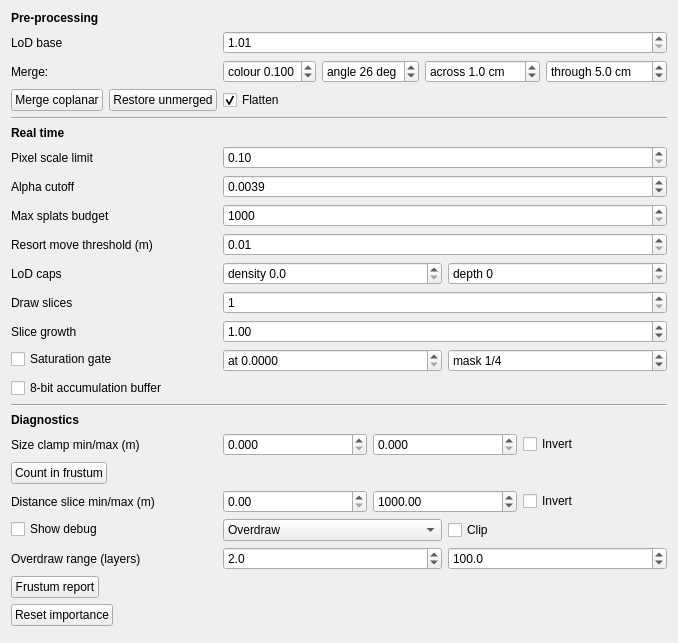
The window that gui_client/GaussianSplatSettingsWidget.ui (russiaman/substrata_robo) describes before a commit, drawn with Qt 5.
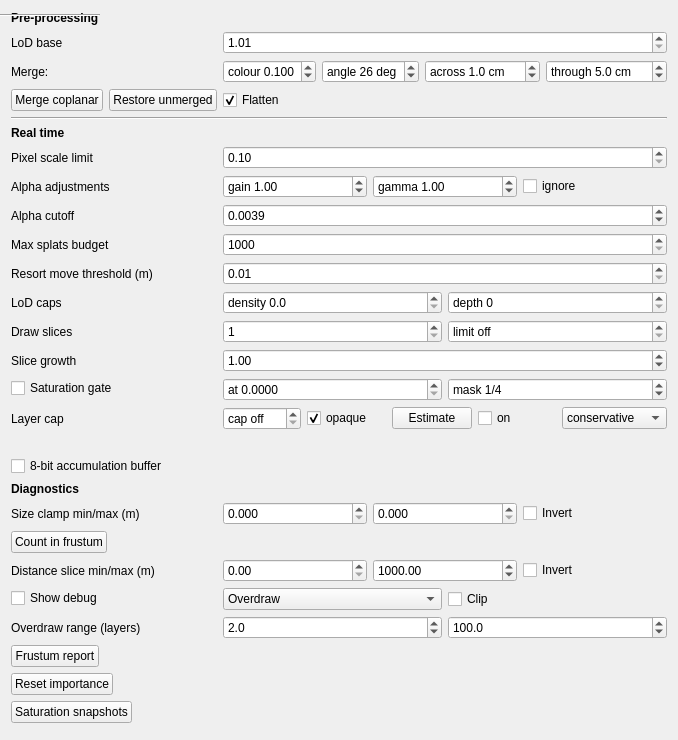
The same window after the commit.

Commit message: gaussian splats panel: alpha adjustments, and the depth diagnostics

The edit to the form file:
```diff
--- a/gui_client/GaussianSplatSettingsWidget.ui
+++ b/gui_client/GaussianSplatSettingsWidget.ui
@@ -322,6 +322,94 @@
     </widget>
    </item>
    <item row="7" column="0">
+    <widget class="QLabel" name="alphaAdjustLabel">
+     <property name="text">
+      <string>Alpha adjustments</string>
+     </property>
+     <property name="toolTip">
+      <string>Rescales every splat's own opacity before anything else looks at it: alpha' = gain * alpha^gamma, clamped to 1. Applied at the earliest point that can still be live - in the vertex shader, before the quad is sized - so it moves the drawn area as well as the pixel's colour, and everything downstream (the saturation gate, the overdraw views, the frustum report) sees the adjusted value. Both at 1 is the cloud as captured. Note it does not reach the LoD tree, which was built from the stored alpha; rebuild the tree to fold a setting in permanently.</string>
+     </property>
+    </widget>
+   </item>
+   <item row="7" column="1">
+    <widget class="QWidget" name="alphaAdjustWidget" native="true">
+     <layout class="QHBoxLayout" name="alphaAdjustHorizontalLayout">
+      <property name="leftMargin">
+       <number>0</number>
+      </property>
+      <property name="topMargin">
+       <number>0</number>
+      </property>
+      <property name="rightMargin">
+       <number>0</number>
+      </property>
+      <property name="bottomMargin">
+       <number>0</number>
+      </property>
+      <item>
+       <widget class="QDoubleSpinBox" name="alphaGainDoubleSpinBox">
+        <property name="toolTip">
+         <string>Multiplies every splat's opacity, after the gamma below. Above 1 makes the cloud denser - fewer layers are needed to cover a pixel, so the saturation gate finishes pixels sooner, but quads also grow, since a splat is drawn out to where its alpha decays to the alpha cutoff. Below 1 thins it out. 1 = as captured.</string>
+        </property>
+        <property name="prefix">
+         <string>gain </string>
+        </property>
+        <property name="decimals">
+         <number>2</number>
+        </property>
+        <property name="minimum">
+         <double>0.010000000000000</double>
+        </property>
+        <property name="maximum">
+         <double>20.000000000000000</double>
+        </property>
+        <property name="singleStep">
+         <double>0.100000000000000</double>
+        </property>
+        <property name="value">
+         <double>1.000000000000000</double>
+        </property>
+       </widget>
+      </item>
+      <item>
+       <widget class="QDoubleSpinBox" name="alphaGammaDoubleSpinBox">
+        <property name="toolTip">
+         <string>Exponent applied to opacity before the gain: alpha^gamma. Below 1 lifts the faint splats towards the opaque ones (the low-opacity bulk the fill sits in); above 1 pushes them down and leaves only what was already solid. This is the knob that changes the shape of the opacity distribution rather than just its scale - see the "Fill by opacity" histogram in the frustum report. 1 = as captured.</string>
+        </property>
+        <property name="prefix">
+         <string>gamma </string>
+        </property>
+        <property name="decimals">
+         <number>2</number>
+        </property>
+        <property name="minimum">
+         <double>0.050000000000000</double>
+        </property>
+        <property name="maximum">
+         <double>10.000000000000000</double>
+        </property>
+        <property name="singleStep">
+         <double>0.100000000000000</double>
+        </property>
+        <property name="value">
+         <double>1.000000000000000</double>
+        </property>
+       </widget>
+      </item>
+      <item>
+       <widget class="QCheckBox" name="alphaAdjustIgnoreCheckBox">
+        <property name="text">
+         <string>ignore</string>
+        </property>
+        <property name="toolTip">
+         <string>Sends gain and gamma as 1 and 1 without touching what the boxes say, so a setting can be switched in and out against the same camera. Not remembered between sessions: it is a comparison, not a preference.</string>
+        </property>
+       </widget>
+      </item>
+     </layout>
+    </widget>
+   </item>
+   <item row="8" column="0">
     <widget class="QLabel" name="alphaCutoffLabel">
      <property name="text">
       <string>Alpha cutoff</string>
@@ -331,7 +419,7 @@
      </property>
     </widget>
    </item>
-   <item row="7" column="1">
+   <item row="8" column="1">
     <widget class="QDoubleSpinBox" name="alphaCutoffDoubleSpinBox">
      <property name="toolTip">
       <string>Per-splat quad radius is cut to exactly where its alpha decays to this value, instead of a fixed 3-sigma bound - lossless at the default (1/255 = 0.0039, matches the fragment shader's own discard), trims low-opacity splats' quads further above that (less overdraw, at the cost of their faintest edge). Applies live.</string>
@@ -353,7 +441,7 @@
      </property>
     </widget>
    </item>
-   <item row="8" column="0">
+   <item row="9" column="0">
     <widget class="QLabel" name="maxSplatsBudgetLabel">
      <property name="text">
       <string>Max splats budget</string>
@@ -363,7 +451,7 @@
      </property>
     </widget>
    </item>
-   <item row="8" column="1">
+   <item row="9" column="1">
     <widget class="QSpinBox" name="maxSplatsBudgetSpinBox">
      <property name="toolTip">
       <string>Per-cloud cap on how many LoD tree nodes one traversal may select. If a cloud's diagnostics show "!WARNING! budget cap", this is limiting detail on that cloud even though pixel_scale_limit hasn't converged. Applies live, on the next camera movement.</string>
@@ -379,7 +467,7 @@
      </property>
     </widget>
    </item>
-   <item row="9" column="0">
+   <item row="10" column="0">
     <widget class="QLabel" name="resortMoveThresholdLabel">
      <property name="text">
       <string>Resort move threshold (m)</string>
@@ -389,7 +477,7 @@
      </property>
     </widget>
    </item>
-   <item row="9" column="1">
+   <item row="10" column="1">
     <widget class="QDoubleSpinBox" name="resortMoveThresholdDoubleSpinBox">
      <property name="toolTip">
       <string>How far the camera has to move (scaled by distance to the cloud) before a cloud's LoD frontier is re-traversed. Lower = frontier updates more often, at more CPU cost. Applies live, on the next camera movement.</string>
@@ -408,7 +496,7 @@
      </property>
     </widget>
    </item>
-   <item row="10" column="0">
+   <item row="11" column="0">
     <widget class="QLabel" name="lodCapsLabel">
      <property name="text">
       <string>LoD caps</string>
@@ -418,7 +506,7 @@
      </property>
     </widget>
    </item>
-   <item row="10" column="1">
+   <item row="11" column="1">
     <widget class="QWidget" name="lodCapsWidget" native="true">
      <layout class="QHBoxLayout" name="lodCapsHorizontalLayout">
       <property name="leftMargin">
@@ -474,7 +562,7 @@
      </layout>
     </widget>
    </item>
-   <item row="11" column="0">
+   <item row="12" column="0">
     <widget class="QLabel" name="numDrawSlicesLabel">
      <property name="text">
       <string>Draw slices</string>
@@ -484,20 +572,57 @@
      </property>
     </widget>
    </item>
-   <item row="11" column="1">
-    <widget class="QSpinBox" name="numDrawSlicesSpinBox">
-     <property name="toolTip">
-      <string>How many consecutive sub-ranges each cloud's depth-sorted splats are drawn in, nearest first. 1 = one draw per cloud. On its own this must not change the image at all: the ranges are drawn back to back in the same order, so any value should look identical. It exists so a front-to-back saturation test has somewhere to run between draws. Applies live, immediately.</string>
-     </property>
-     <property name="minimum">
-      <number>1</number>
-     </property>
-     <property name="maximum">
-      <number>1024</number>
-     </property>
+   <item row="12" column="1">
+    <widget class="QWidget" name="drawSlicesWidget" native="true">
+     <layout class="QHBoxLayout" name="drawSlicesHorizontalLayout">
+      <property name="leftMargin">
+       <number>0</number>
+      </property>
+      <property name="topMargin">
+       <number>0</number>
+      </property>
+      <property name="rightMargin">
+       <number>0</number>
+      </property>
+      <property name="bottomMargin">
+       <number>0</number>
+      </property>
+      <item>
+       <widget class="QSpinBox" name="numDrawSlicesSpinBox">
+        <property name="toolTip">
+         <string>How many consecutive sub-ranges each cloud's depth-sorted splats are drawn in, nearest first. 1 = one draw per cloud. On its own this must not change the image at all: the ranges are drawn back to back in the same order, so any value should look identical. It exists so a front-to-back saturation test has somewhere to run between draws. Applies live, immediately.</string>
+        </property>
+        <property name="minimum">
+         <number>1</number>
+        </property>
+        <property name="maximum">
+         <number>1024</number>
+        </property>
+       </widget>
+      </item>
+      <item>
+       <widget class="QSpinBox" name="drawSliceLimitSpinBox">
+        <property name="toolTip">
+         <string>Diagnostic: stops after this many slices, so the frame is deliberately incomplete - with 6 slices and a limit of 3, only the nearest half of every cloud is drawn. Raise it one step at a time and watch the splat pass time: the step that costs the most is the depth range the fill is actually in. 0 = no limit, the whole cloud, which is the only setting the picture is correct at.</string>
+        </property>
+        <property name="prefix">
+         <string>limit </string>
+        </property>
+        <property name="specialValueText">
+         <string>limit off</string>
+        </property>
+        <property name="minimum">
+         <number>0</number>
+        </property>
+        <property name="maximum">
+         <number>1024</number>
+        </property>
+       </widget>
+      </item>
+     </layout>
     </widget>
    </item>
-   <item row="12" column="0">
+   <item row="13" column="0">
     <widget class="QLabel" name="sliceGrowthLabel">
      <property name="text">
       <string>Slice growth</string>
@@ -507,7 +632,7 @@
      </property>
     </widget>
    </item>
-   <item row="12" column="1">
+   <item row="13" column="1">
     <widget class="QDoubleSpinBox" name="sliceGrowthDoubleSpinBox">
      <property name="toolTip">
       <string>How much bigger each draw slice is than the one before it. 1 = all slices the same size; below 1 = a coarse first slice and a finely sliced tail. Decides where the saturation test gets to look. Nothing is saturated over roughly the first fifth of a depth-sorted cloud (it takes about 63 layers at the measured mean alpha), so a boundary inside that region costs a full-screen pass and skips nothing, while every check past it catches a new batch of finished pixels. Changes nothing on its own, like the slice count itself. Applies live, immediately.</string>
@@ -529,7 +654,7 @@
      </property>
     </widget>
    </item>
-   <item row="13" column="0">
+   <item row="14" column="0">
     <widget class="QCheckBox" name="saturationGateCheckBox">
      <property name="text">
       <string>Saturation gate</string>
@@ -539,7 +664,7 @@
      </property>
     </widget>
    </item>
-   <item row="13" column="1">
+   <item row="14" column="1">
     <widget class="QWidget" name="saturationWidget" native="true">
      <layout class="QHBoxLayout" name="saturationHorizontalLayout">
       <property name="leftMargin">
@@ -598,7 +723,111 @@
      </layout>
     </widget>
    </item>
-   <item row="14" column="0" colspan="2">
+   <item row="15" column="0">
+    <widget class="QLabel" name="layerCapLabel">
+     <property name="text">
+      <string>Layer cap</string>
+     </property>
+     <property name="toolTip">
+      <string>Diagnostic: stop drawing into a pixel once this many splats have blended into it. Counts the layers once for the camera you are standing at, marks the pixels that reached the cap, and then drops splats standing there before any of their work is done - so it costs one counting pass when the camera moves and nothing on the frames after it. The grain is a whole splat, not a pixel: with the conservative test a splat is dropped only where every pixel under it already has its layers, so no hole can open and pixels near the edge of a dense region keep more than the cap. 0 = no cap.</string>
+     </property>
+    </widget>
+   </item>
+   <item row="15" column="1">
+    <widget class="QWidget" name="layerCapWidget" native="true">
+     <layout class="QHBoxLayout" name="layerCapHorizontalLayout">
+      <property name="leftMargin">
+       <number>0</number>
+      </property>
+      <property name="topMargin">
+       <number>0</number>
+      </property>
+      <property name="rightMargin">
+       <number>0</number>
+      </property>
+      <property name="bottomMargin">
+       <number>0</number>
+      </property>
+      <item>
+       <widget class="QSpinBox" name="layerCapSpinBox">
+        <property name="toolTip">
+         <string>Layers to keep per pixel, nearest first. 0 = no cap. Yields to Clip below when that is ticked - there is only one mask, and an explicit diagnostic wins over this one.</string>
+        </property>
+        <property name="specialValueText">
+         <string>cap off</string>
+        </property>
+        <property name="minimum">
+         <number>0</number>
+        </property>
+        <property name="maximum">
+         <number>255</number>
+        </property>
+       </widget>
+      </item>
+      <item>
+       <widget class="QCheckBox" name="layerCapOpaqueCheckBox">
+        <property name="text">
+         <string>opaque</string>
+        </property>
+        <property name="toolTip">
+         <string>What a pixel the cap cut short is composited as. Ticked: fully covered, keeping the colour its kept layers averaged to, so the cut shows as a colour error. Unticked: as covered as those layers made it, so the background shows through wherever the cap bit - the quickest way to see where it bit at all.</string>
+        </property>
+        <property name="checked">
+         <bool>true</bool>
+        </property>
+       </widget>
+      </item>
+      <item>
+       <widget class="QPushButton" name="layerCapEstimatePushButton">
+        <property name="text">
+         <string>Estimate</string>
+        </property>
+        <property name="toolTip">
+         <string>Measures what a cap at this depth would remove, without capping anything: the frame it runs in draws uncapped, its per-pixel layer counts are read back, and the answer is the share of blended fragments sitting deeper than the cap. That is the ceiling any mechanism cutting at this depth could reach, free of what the mechanism itself would cost. Stalls for a moment; the result appears beside it and in the log.</string>
+        </property>
+       </widget>
+      </item>
+      <item>
+       <widget class="QCheckBox" name="layerCapOnCheckBox">
+        <property name="text">
+         <string>on</string>
+        </property>
+        <property name="toolTip">
+         <string>Applies the cap beside it, without having to zero the value to switch it off - for A/B against the same camera. Unticked sends no cap at all, so the frame is exactly what it would be without this diagnostic. Not remembered between sessions.</string>
+        </property>
+       </widget>
+      </item>
+      <item>
+       <widget class="QComboBox" name="hideTestComboBox">
+        <property name="toolTip">
+         <string>Which test drops a splat against the mask - applies to the layer cap and to Clip alike. Conservative: only when the splat's whole quad is inside the marked region, so nothing that could still have shown is lost and the picture keeps at least the capped number of layers everywhere. Centre: when the texel under the splat's centre is marked, which cuts through the region and leaves holes - not a picture, but the way to see how much that region was carrying. Quads are bigger than the connected marked patches, so conservative removes far fewer splats.</string>
+        </property>
+        <item>
+         <property name="text">
+          <string>conservative</string>
+         </property>
+        </item>
+        <item>
+         <property name="text">
+          <string>centre (holes)</string>
+         </property>
+        </item>
+       </widget>
+      </item>
+     </layout>
+    </widget>
+   </item>
+   <item row="16" column="1">
+    <widget class="QLabel" name="layerCapEstimateResultLabel">
+     <property name="text">
+      <string></string>
+     </property>
+     <property name="wordWrap">
+      <bool>true</bool>
+     </property>
+    </widget>
+   </item>
+   <item row="17" column="0" colspan="2">
     <widget class="QCheckBox" name="accumBuffer8BitCheckBox">
      <property name="text">
       <string>8-bit accumulation buffer</string>
@@ -608,7 +837,7 @@
      </property>
     </widget>
    </item>
-   <item row="15" column="0" colspan="2">
+   <item row="17" column="0" colspan="2">
     <widget class="QFrame" name="diagnosticsSeparatorLine">
      <property name="frameShape">
       <enum>QFrame::HLine</enum>
@@ -618,7 +847,7 @@
      </property>
     </widget>
    </item>
-   <item row="16" column="0" colspan="2">
+   <item row="18" column="0" colspan="2">
     <widget class="QLabel" name="diagnosticsSectionLabel">
      <property name="text">
       <string>Diagnostics</string>
@@ -631,7 +860,7 @@
      </property>
     </widget>
    </item>
-   <item row="17" column="0">
+   <item row="19" column="0">
     <widget class="QLabel" name="sizeClampLabel">
      <property name="text">
       <string>Size clamp min/max (m)</string>
@@ -641,7 +870,7 @@
      </property>
     </widget>
    </item>
-   <item row="17" column="1">
+   <item row="19" column="1">
     <widget class="QWidget" name="sizeClampWidget" native="true">
      <layout class="QHBoxLayout" name="sizeClampHorizontalLayout">
       <property name="leftMargin">
@@ -707,7 +936,7 @@
      </layout>
     </widget>
    </item>
-   <item row="18" column="0">
+   <item row="20" column="0">
     <widget class="QPushButton" name="countInFrustumPushButton">
      <property name="text">
       <string>Count in frustum</string>
@@ -717,14 +946,14 @@
      </property>
     </widget>
    </item>
-   <item row="18" column="1">
+   <item row="20" column="1">
     <widget class="QLabel" name="countInFrustumResultLabel">
      <property name="text">
       <string></string>
      </property>
     </widget>
    </item>
-   <item row="19" column="0">
+   <item row="21" column="0">
     <widget class="QLabel" name="distClampLabel">
      <property name="text">
       <string>Distance slice min/max (m)</string>
@@ -734,7 +963,7 @@
      </property>
     </widget>
    </item>
-   <item row="19" column="1">
+   <item row="21" column="1">
     <widget class="QWidget" name="distClampWidget" native="true">
      <layout class="QHBoxLayout" name="distClampHorizontalLayout">
       <property name="leftMargin">
@@ -800,7 +1029,7 @@
      </layout>
     </widget>
    </item>
-   <item row="20" column="0">
+   <item row="22" column="0">
     <widget class="QCheckBox" name="showDebugCheckBox">
      <property name="text">
       <string>Show debug</string>
@@ -810,7 +1039,7 @@
      </property>
     </widget>
    </item>
-   <item row="20" column="1">
+   <item row="22" column="1">
     <widget class="QWidget" name="debugModeWidget" native="true">
      <layout class="QHBoxLayout" name="debugModeHorizontalLayout">
       <property name="leftMargin">
@@ -855,7 +1084,7 @@
      </layout>
     </widget>
    </item>
-   <item row="21" column="0">
+   <item row="23" column="0">
     <widget class="QLabel" name="overdrawRangeLabel">
      <property name="text">
       <string>Overdraw range (layers)</string>
@@ -865,7 +1094,7 @@
      </property>
     </widget>
    </item>
-   <item row="21" column="1">
+   <item row="23" column="1">
     <widget class="QWidget" name="overdrawRangeWidget" native="true">
      <layout class="QHBoxLayout" name="overdrawRangeHorizontalLayout">
       <property name="leftMargin">
@@ -927,7 +1156,7 @@
      </layout>
     </widget>
    </item>
-   <item row="22" column="0">
+   <item row="24" column="0">
     <widget class="QPushButton" name="frustumReportPushButton">
      <property name="text">
       <string>Frustum report</string>
@@ -937,14 +1166,14 @@
      </property>
     </widget>
    </item>
-   <item row="22" column="1">
+   <item row="24" column="1">
     <widget class="QLabel" name="frustumReportResultLabel">
      <property name="text">
       <string></string>
      </property>
     </widget>
    </item>
-   <item row="23" column="0">
+   <item row="25" column="0">
     <widget class="QPushButton" name="resetImportancePushButton">
      <property name="text">
       <string>Reset importance</string>
@@ -954,14 +1183,31 @@
      </property>
     </widget>
    </item>
-   <item row="23" column="1">
+   <item row="25" column="1">
     <widget class="QLabel" name="resetImportanceResultLabel">
      <property name="text">
       <string></string>
      </property>
     </widget>
    </item>
-   <item row="24" column="0" colspan="2">
+   <item row="26" column="0">
+    <widget class="QPushButton" name="saturationSnapshotsPushButton">
+     <property name="text">
+      <string>Saturation snapshots</string>
+     </property>
+     <property name="toolTip">
+      <string>Diagnostic dump, not a rendering setting: writes the next frame's splat pass to disk as PNGs - the running composite, its coverage and what each slice alone added, plus every level of the saturation mask as it stood between slices. For looking at where the fill actually lands, layer by layer, and at how much of the mask survives being read conservatively. Needs the saturation gate on and more than one slice, since it is the gate's censuses being photographed; the press is ignored otherwise. The captured frame does a full-screen readback per slice, so it takes seconds and its timings mean nothing.</string>
+     </property>
+    </widget>
+   </item>
+   <item row="26" column="1">
+    <widget class="QLabel" name="saturationSnapshotsResultLabel">
+     <property name="text">
+      <string></string>
+     </property>
+    </widget>
+   </item>
+   <item row="27" column="0" colspan="2">
     <spacer name="verticalSpacer">
      <property name="orientation">
       <enum>Qt::Vertical</enum>
```
The commit also changes 4 other files.
